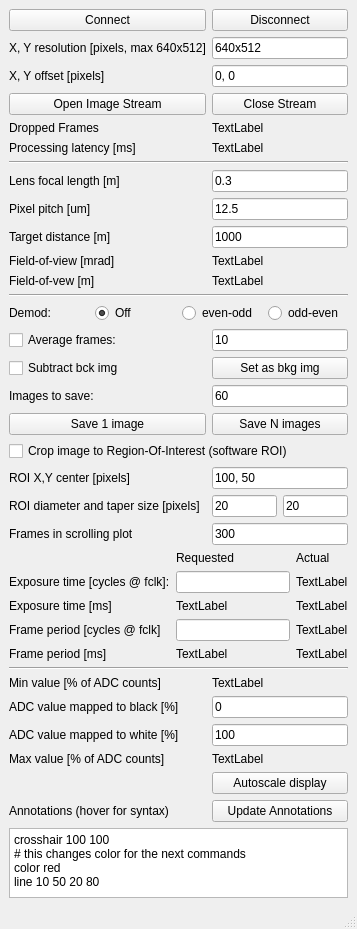
The window that main.ui (jddes/cameraprocess) describes before a commit, drawn with Qt 5.
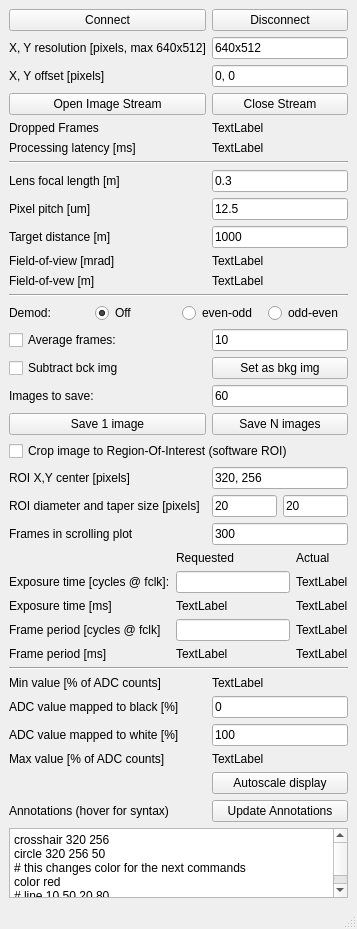
The same window after the commit.

Commit message: Add circle annotations

```diff
--- a/main.ui
+++ b/main.ui
@@ -50,10 +50,11 @@
          <string>&lt;html&gt;&lt;head/&gt;&lt;body&gt;&lt;p&gt;# comments start with a pound sign&lt;/p&gt;&lt;p&gt;crosshair x y [length]&lt;/p&gt;&lt;p&gt;circle x y diameter&lt;/p&gt;&lt;p&gt;line x1 y1 x2 y2 &lt;/p&gt;&lt;p&gt;color color_name&lt;/p&gt;&lt;p&gt;color r g b&lt;/p&gt;&lt;p&gt;colorname can be 'black, white, red, green, blue, yellow'&lt;/p&gt;&lt;/body&gt;&lt;/html&gt;</string>
         </property>
         <property name="plainText">
-         <string>crosshair 100 100
+         <string>crosshair 320 256
+circle 320 256 50
 # this changes color for the next commands
 color red
-line 10 50 20 80</string>
+# line 10 50 20 80</string>
         </property>
        </widget>
       </item>
@@ -161,7 +162,7 @@
       <item row="22" column="1">
        <widget class="QLineEdit" name="editROIcenter">
         <property name="text">
-         <string>100, 50</string>
+         <string>320, 256</string>
         </property>
        </widget>
       </item>
```
The commit also changes 1 other file.
